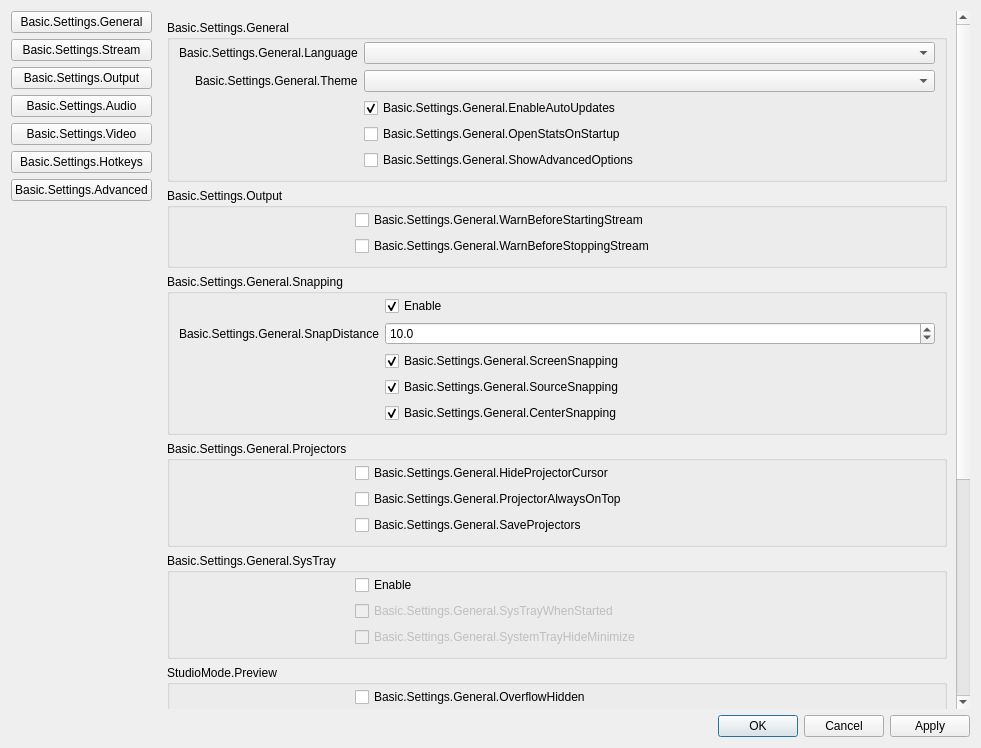
First picture: the form in UI/forms/OBSBasicSettings.ui, repository evercast/evercast-broadcaster-software, before the edit.
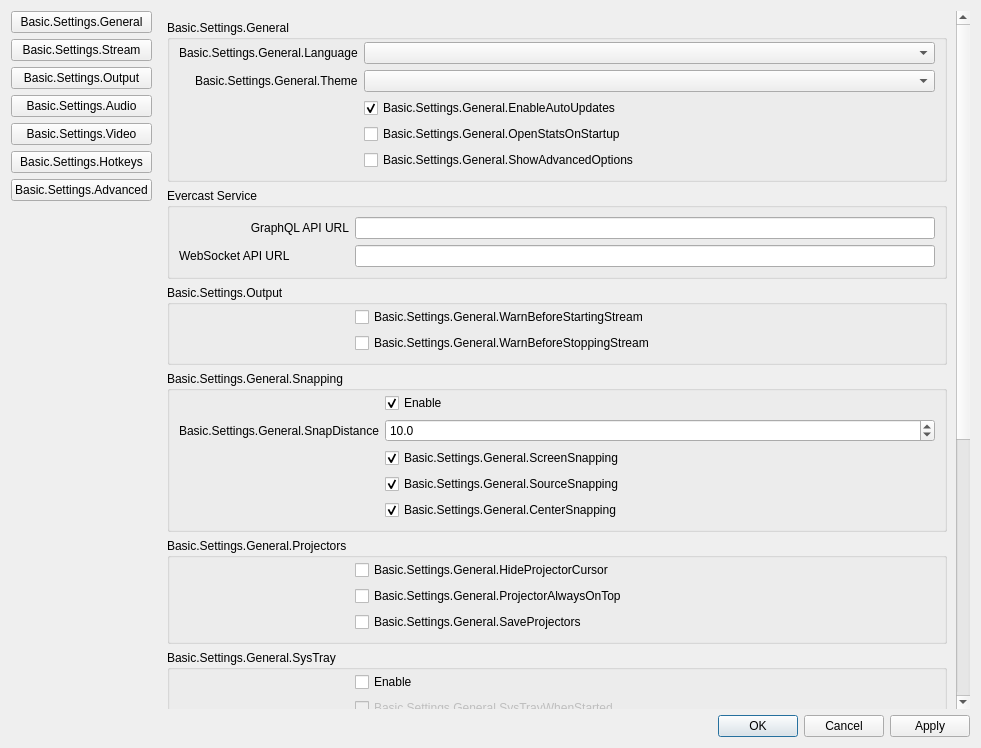
Second picture: the form after the edit. Icons and pictures are not drawn.

Commit message: Configure GraphQL API Urls

What changed in the file:
```diff
--- a/UI/forms/OBSBasicSettings.ui
+++ b/UI/forms/OBSBasicSettings.ui
@@ -224,7 +224,7 @@
               <x>0</x>
               <y>0</y>
               <width>753</width>
-              <height>943</height>
+              <height>1054</height>
              </rect>
             </property>
             <layout class="QVBoxLayout" name="verticalLayout_19">
@@ -327,6 +327,47 @@
                   </layout>
                  </widget>
                 </item>
+                <item>
+                 <widget class="QGroupBox" name="groupBox_6">
+                  <property name="title">
+                   <string>Evercast Service</string>
+                  </property>
+                  <layout class="QFormLayout" name="formLayout_6">
+                   <property name="fieldGrowthPolicy">
+                    <enum>QFormLayout::AllNonFixedFieldsGrow</enum>
+                   </property>
+                   <item row="1" column="1">
+                    <widget class="QLineEdit" name="evercastGraphApiUrl"/>
+                   </item>
+                   <item row="2" column="1">
+                    <widget class="QLineEdit" name="evercastWebsocketApiUrl"/>
+                   </item>
+                   <item row="1" column="0">
+                    <widget class="QLabel" name="label_7">
+                     <property name="minimumSize">
+                      <size>
+                       <width>170</width>
+                       <height>0</height>
+                      </size>
+                     </property>
+                     <property name="text">
+                      <string>GraphQL API URL</string>
+                     </property>
+                     <property name="alignment">
+                      <set>Qt::AlignRight|Qt::AlignTrailing|Qt::AlignVCenter</set>
+                     </property>
+                    </widget>
+                   </item>
+                   <item row="2" column="0">
+                    <widget class="QLabel" name="label_18">
+                     <property name="text">
+                      <string>WebSocket API URL</string>
+                     </property>
+                    </widget>
+                   </item>
+                  </layout>
+                 </widget>
+                </item>
                 <item>
                  <widget class="QGroupBox" name="groupBox_16">
                   <property name="title">
```
Left out of the diff: 8 changed lines with no effect on the pictures. The commit also changes 5 other files.
